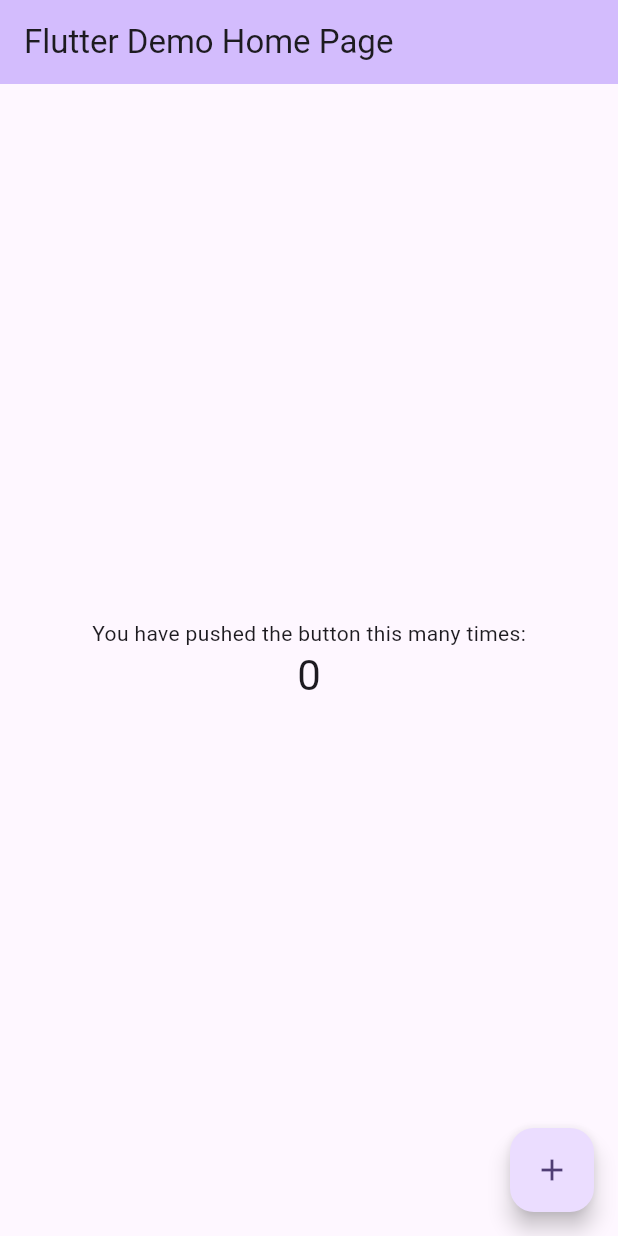
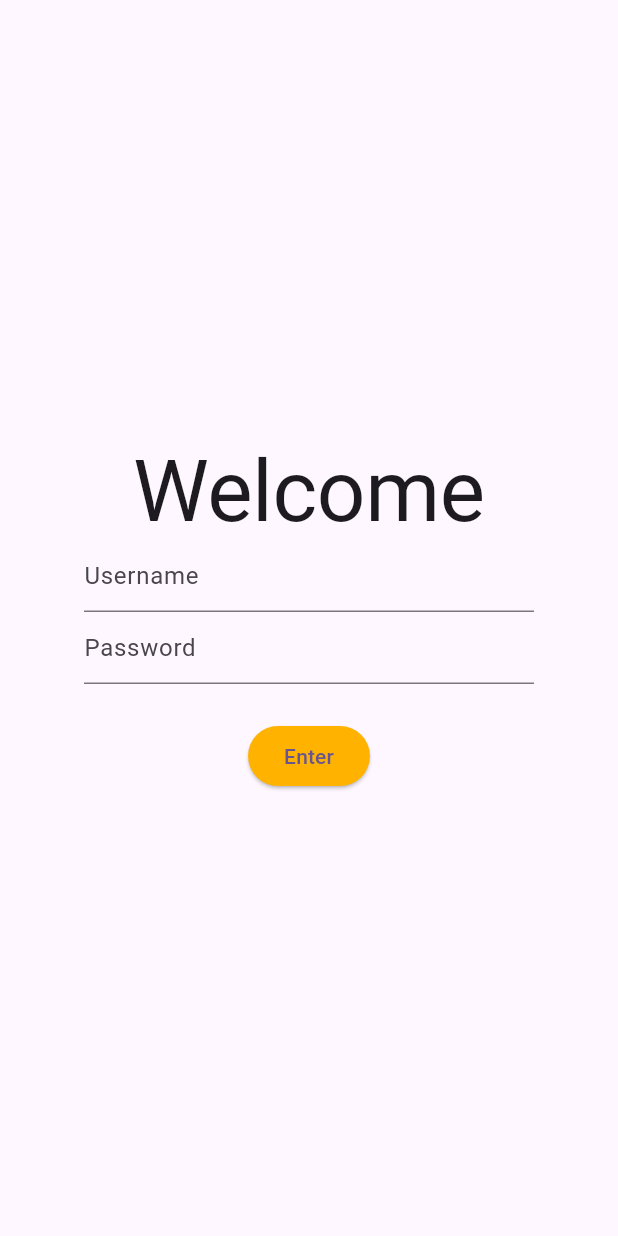
Before and after one commit to biennguyen13/flutter_application_2, a Flutter app: the screen it shows after launch, on a phone screen of 412 x 824 dp. Run offline on Flutter 3.47's test engine with Material 3 defaults, Android fonts, the phone set to English and light mode, and no system bars.

Commit message:
commit lgoin page

```diff
--- /dev/null
+++ b/lib/login_page/login_page.dart
@@ -0,0 +1,57 @@
+import 'package:flutter/material.dart';
+
+class LoginPage extends StatefulWidget {
+  const LoginPage({super.key, required this.title});
+
+  final String title;
+
+  @override
+  State<LoginPage> createState() => _LoginPageState();
+}
+
+class _LoginPageState extends State<LoginPage> {
+  final _usernameTextController = TextEditingController();
+  final _passwordTextController = TextEditingController();
+
+  @override
+  Widget build(BuildContext context) {
+    return Scaffold(
+      body: Center(
+        child: Padding(
+          padding: const EdgeInsets.all(16),
+          child: ConstrainedBox(
+            constraints:
+                const BoxConstraints(maxHeight: double.infinity, maxWidth: 300),
+            child: Column(
+              mainAxisSize: MainAxisSize.min,
+              children: [
+                Text(
+                  'Welcome',
+                  style: Theme.of(context).textTheme.displayLarge,
+                ),
+                TextFormField(
+                  decoration: const InputDecoration(hintText: 'Username'),
+                  controller: _usernameTextController,
+                ),
+                TextFormField(
+                  decoration: const InputDecoration(hintText: 'Password'),
+                  controller: _passwordTextController,
+                  obscureText: true,
+                ),
+                const SizedBox(
+                  height: 24,
+                ),
+                ElevatedButton(
+                    onPressed: () {},
+                    style: ElevatedButton.styleFrom(
+                      backgroundColor: Colors.amber[600],
+                    ),
+                    child: const Text('Enter'))
+              ],
+            ),
+          ),
+        ),
+      ),
+    );
+  }
+}
--- a/lib/main.dart
+++ b/lib/main.dart
@@ -1,4 +1,5 @@
 import 'package:flutter/material.dart';
+import 'login_page/login_page.dart';
 
 void main() {
   runApp(const MyApp());
@@ -11,6 +12,7 @@ class MyApp extends StatelessWidget {
   @override
   Widget build(BuildContext context) {
     return MaterialApp(
+      debugShowCheckedModeBanner: false,
       title: 'Flutter Demo',
       theme: ThemeData(
         // This is the theme of your application.
@@ -31,95 +33,7 @@ class MyApp extends StatelessWidget {
         colorScheme: ColorScheme.fromSeed(seedColor: Colors.deepPurple),
         useMaterial3: true,
       ),
-      home: const MyHomePage(title: 'Flutter Demo Home Page'),
+      home: const LoginPage(title: 'Flutter Demo Home Page'),
     );
   }
 }
-
-class MyHomePage extends StatefulWidget {
-  const MyHomePage({super.key, required this.title});
-
-  // This widget is the home page of your application. It is stateful, meaning
-  // that it has a State object (defined below) that contains fields that affect
-  // how it looks.
-
-  // This class is the configuration for the state. It holds the values (in this
-  // case the title) provided by the parent (in this case the App widget) and
-  // used by the build method of the State. Fields in a Widget subclass are
-  // always marked "final".
-
-  final String title;
-
-  @override
-  State<MyHomePage> createState() => _MyHomePageState();
-}
-
-class _MyHomePageState extends State<MyHomePage> {
-  int _counter = 0;
-
-  void _incrementCounter() {
-    setState(() {
-      // This call to setState tells the Flutter framework that something has
-      // changed in this State, which causes it to rerun the build method below
-      // so that the display can reflect the updated values. If we changed
-      // _counter without calling setState(), then the build method would not be
-      // called again, and so nothing would appear to happen.
-      _counter++;
-    });
-  }
-
-  @override
-  Widget build(BuildContext context) {
-    // This method is rerun every time setState is called, for instance as done
-    // by the _incrementCounter method above.
-    //
-    // The Flutter framework has been optimized to make rerunning build methods
-    // fast, so that you can just rebuild anything that needs updating rather
-    // than having to individually change instances of widgets.
-    return Scaffold(
-      appBar: AppBar(
-        // TRY THIS: Try changing the color here to a specific color (to
-        // Colors.amber, perhaps?) and trigger a hot reload to see the AppBar
-        // change color while the other colors stay the same.
-        backgroundColor: Theme.of(context).colorScheme.inversePrimary,
-        // Here we take the value from the MyHomePage object that was created by
-        // the App.build method, and use it to set our appbar title.
-        title: Text(widget.title),
-      ),
-      body: Center(
-        // Center is a layout widget. It takes a single child and positions it
-        // in the middle of the parent.
-        child: Column(
-          // Column is also a layout widget. It takes a list of children and
-          // arranges them vertically. By default, it sizes itself to fit its
-          // children horizontally, and tries to be as tall as its parent.
-          //
-          // Column has various properties to control how it sizes itself and
-          // how it positions its children. Here we use mainAxisAlignment to
-          // center the children vertically; the main axis here is the vertical
-          // axis because Columns are vertical (the cross axis would be
-          // horizontal).
-          //
-          // TRY THIS: Invoke "debug painting" (choose the "Toggle Debug Paint"
-          // action in the IDE, or press "p" in the console), to see the
-          // wireframe for each widget.
-          mainAxisAlignment: MainAxisAlignment.center,
-          children: <Widget>[
-            const Text(
-              'You have pushed the button this many times:',
-            ),
-            Text(
-              '$_counter',
-              style: Theme.of(context).textTheme.headlineMedium,
-            ),
-          ],
-        ),
-      ),
-      floatingActionButton: FloatingActionButton(
-        onPressed: _incrementCounter,
-        tooltip: 'Increment',
-        child: const Icon(Icons.add),
-      ), // This trailing comma makes auto-formatting nicer for build methods.
-    );
-  }
-}
--- /dev/null
+++ b/lib/my_home_page/my_home_page.dart
@@ -0,0 +1,89 @@
+import 'package:flutter/material.dart';
+
+class MyHomePage extends StatefulWidget {
+  const MyHomePage({super.key, required this.title});
+
+  // This widget is the home page of your application. It is stateful, meaning
+  // that it has a State object (defined below) that contains fields that affect
+  // how it looks.
+
+  // This class is the configuration for the state. It holds the values (in this
+  // case the title) provided by the parent (in this case the App widget) and
+  // used by the build method of the State. Fields in a Widget subclass are
+  // always marked "final".
+
+  final String title;
+
+  @override
+  State<MyHomePage> createState() => _MyHomePageState();
+}
+
+class _MyHomePageState extends State<MyHomePage> {
+  int _counter = 0;
+
+  void _incrementCounter() {
+    setState(() {
+      // This call to setState tells the Flutter framework that something has
+      // changed in this State, which causes it to rerun the build method below
+      // so that the display can reflect the updated values. If we changed
+      // _counter without calling setState(), then the build method would not be
+      // called again, and so nothing would appear to happen.
+      _counter++;
+    });
+  }
+
+  @override
+  Widget build(BuildContext context) {
+    // This method is rerun every time setState is called, for instance as done
+    // by the _incrementCounter method above.
+    //
+    // The Flutter framework has been optimized to make rerunning build methods
+    // fast, so that you can just rebuild anything that needs updating rather
+    // than having to individually change instances of widgets.
+    return Scaffold(
+      appBar: AppBar(
+        // TRY THIS: Try changing the color here to a specific color (to
+        // Colors.amber, perhaps?) and trigger a hot reload to see the AppBar
+        // change color while the other colors stay the same.
+        backgroundColor: Theme.of(context).colorScheme.inversePrimary,
+        // Here we take the value from the MyHomePage object that was created by
+        // the App.build method, and use it to set our appbar title.
+        title: Text(widget.title),
+      ),
+      body: Center(
+        // Center is a layout widget. It takes a single child and positions it
+        // in the middle of the parent.
+        child: Column(
+          // Column is also a layout widget. It takes a list of children and
+          // arranges them vertically. By default, it sizes itself to fit its
+          // children horizontally, and tries to be as tall as its parent.
+          //
+          // Column has various properties to control how it sizes itself and
+          // how it positions its children. Here we use mainAxisAlignment to
+          // center the children vertically; the main axis here is the vertical
+          // axis because Columns are vertical (the cross axis would be
+          // horizontal).
+          //
+          // TRY THIS: Invoke "debug painting" (choose the "Toggle Debug Paint"
+          // action in the IDE, or press "p" in the console), to see the
+          // wireframe for each widget.
+          mainAxisAlignment: MainAxisAlignment.center,
+          children: <Widget>[
+            const Text(
+              'You have pushed the button this many times:',
+            ),
+            Text(
+              '$_counter',
+              style: Theme.of(context).textTheme.headlineMedium,
+            ),
+          ],
+        ),
+      ),
+      floatingActionButton: FloatingActionButton(
+        onPressed: _incrementCounter,
+        tooltip: 'Increment',
+        child: const Icon(Icons.add),
+      ), // This trailing comma makes auto-formatting nicer for build methods.
+    );
+  }
+}
```
